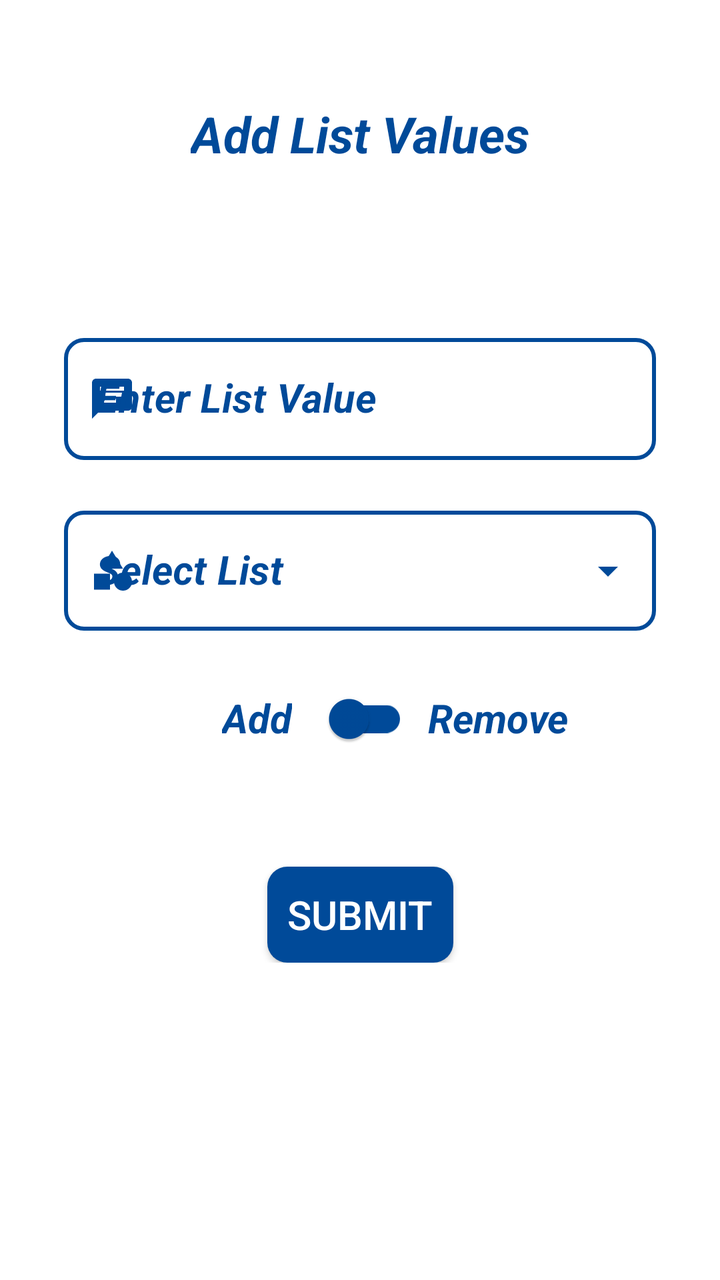
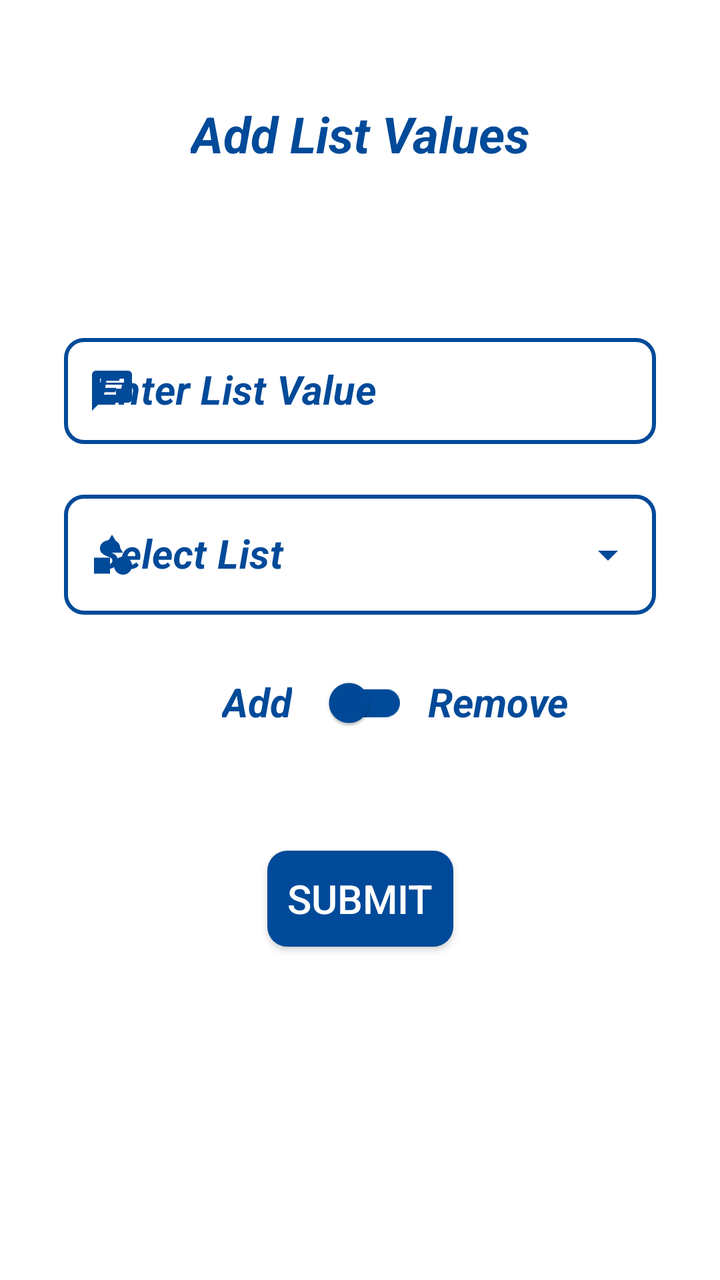

The first picture is an Android layout as it rendered before a commit; the second is the same layout after the commit. The layout source and the unified diff follow.
<!-- AndroidManifest.xml: application theme AppTheme -->
<!-- res/layout/fragment_list_values.xml -->
<?xml version="1.0" encoding="utf-8"?>
<FrameLayout xmlns:android="http://schemas.android.com/apk/res/android"
    xmlns:app="http://schemas.android.com/apk/res-auto"
    xmlns:tools="http://schemas.android.com/tools"
    android:layout_width="match_parent"
    android:layout_height="match_parent"
    android:background="@color/white"
    tools:context=".AdminActivity.ListValuesFragment">

    <androidx.constraintlayout.widget.ConstraintLayout
        android:layout_width="match_parent"
        android:layout_height="wrap_content">

        <TextView
            android:id="@+id/listValueHeading"
            android:layout_width="wrap_content"
            android:layout_height="wrap_content"
            android:text="@string/add_list_values"
            android:textColor="@color/background"
            android:textSize="25sp"
            android:layout_marginTop="50dp"
            android:textStyle="bold|italic"
            app:layout_constraintEnd_toEndOf="parent"
            app:layout_constraintStart_toStartOf="parent"
            app:layout_constraintTop_toTopOf="parent" />

        <com.google.android.material.textfield.TextInputLayout
            android:id="@+id/listValueLayout"
            style="@style/Widget.MaterialComponents.TextInputLayout.OutlinedBox"
            android:layout_width="0dp"
            android:layout_height="wrap_content"
            android:layout_marginStart="32dp"
            android:layout_marginTop="80dp"
            android:layout_marginEnd="32dp"
            android:hint="@string/enter_list_value"
            android:textColorHint="@color/background"
            android:theme="@style/ThemeOverlay.AppTheme.TextInputEditText.Outlined"
            app:boxCornerRadiusBottomEnd="10dp"
            app:boxCornerRadiusBottomStart="10dp"
            app:boxCornerRadiusTopEnd="10dp"
            app:boxCornerRadiusTopStart="10dp"
            app:boxStrokeColor="@color/grey"
            app:boxStrokeWidth="2dp"
            app:boxStrokeWidthFocused="2dp"
            app:endIconMode="clear_text"
            app:endIconTint="@color/background"
            app:errorTextColor="@color/red"
            app:hintTextColor="@color/background"
            app:layout_constraintEnd_toEndOf="parent"
            app:layout_constraintStart_toStartOf="parent"
            app:layout_constraintTop_toBottomOf="@+id/listValueHeading"
            app:startIconDrawable="@drawable/ic_remarks"
            app:startIconTint="@color/background">

            <com.google.android.material.textfield.TextInputEditText
                android:id="@+id/listValue"
                android:layout_width="match_parent"
                android:layout_height="wrap_content"
                android:imeOptions="actionDone"
                android:inputType="textCapWords"
                android:textColor="@color/background"
                android:textCursorDrawable="@drawable/color_cursor"
                android:textSize="20sp"
                android:textStyle="bold|italic" />
        </com.google.android.material.textfield.TextInputLayout>

        <com.google.android.material.textfield.TextInputLayout
            android:id="@+id/listNameLayout"
            style="@style/Widget.MaterialComponents.TextInputLayout.OutlinedBox.Dense.ExposedDropdownMenu"
            android:layout_width="0dp"
            android:layout_height="wrap_content"
            android:layout_marginTop="20dp"
            android:hint="@string/select_list"
            android:textColorHint="@color/background"
            android:theme="@style/ThemeOverlay.AppTheme.TextInputEditText.Outlined"
            app:boxCornerRadiusBottomEnd="10dp"
            app:boxCornerRadiusBottomStart="10dp"
            app:boxCornerRadiusTopEnd="10dp"
            app:boxCornerRadiusTopStart="10dp"
            app:boxStrokeColor="@color/grey"
            app:boxStrokeWidth="2dp"
            app:boxStrokeWidthFocused="2dp"
            app:endIconTint="@color/background"
            app:errorTextColor="@color/red"
            app:hintTextColor="@color/background"
            app:layout_constraintEnd_toEndOf="@+id/listValueLayout"
            app:layout_constraintStart_toStartOf="@+id/listValueLayout"
            app:layout_constraintTop_toBottomOf="@+id/listValueLayout"
            app:startIconDrawable="@drawable/ic_category"
            app:startIconTint="@color/background">

            <AutoCompleteTextView
                android:id="@+id/listName"
                android:layout_width="match_parent"
                android:layout_height="60sp"
                android:inputType="none"
                android:textColor="@color/background"
                android:textSize="20sp"
                android:textStyle="bold|italic"
                tools:ignore="LabelFor" />
        </com.google.android.material.textfield.TextInputLayout>

        <TextView
            android:id="@+id/balSwitchAdd"
            android:layout_width="wrap_content"
            android:layout_height="wrap_content"
            android:layout_marginEnd="10dp"
            android:layout_marginTop="30dp"
            android:text="@string/add"
            android:textColor="@color/background"
            android:textSize="20sp"
            android:textStyle="bold|italic"
            app:layout_constraintEnd_toStartOf="@+id/valSwitch"
            app:layout_constraintTop_toBottomOf="@+id/listNameLayout" />

        <androidx.appcompat.widget.SwitchCompat
            android:id="@+id/valSwitch"
            android:layout_width="wrap_content"
            android:layout_height="wrap_content"
            android:layout_marginTop="20dp"
            android:textOff="@string/off"
            android:textOn="@string/on"
            app:layout_constraintEnd_toEndOf="parent"
            app:layout_constraintStart_toStartOf="parent"
            app:layout_constraintTop_toBottomOf="@+id/listNameLayout"
            app:thumbTint="@color/background"
            app:trackTint="@color/background" />

        <TextView
            android:id="@+id/balSwitchRemove"
            android:layout_width="wrap_content"
            android:layout_height="wrap_content"
            android:layout_marginStart="10dp"
            android:text="@string/remove"
            android:textColor="@color/background"
            android:textSize="20sp"
            android:textStyle="bold|italic"
            app:layout_constraintStart_toEndOf="@+id/valSwitch"
            app:layout_constraintTop_toTopOf="@+id/balSwitchAdd" />

        <androidx.appcompat.widget.AppCompatButton
            android:id="@+id/listSubmit"
            android:layout_width="wrap_content"
            android:layout_height="wrap_content"
            android:layout_marginTop="50dp"
            android:background="@drawable/button_background"
            android:text="  Submit  "
            android:textColor="@color/white"
            android:textSize="20sp"
            app:layout_constraintEnd_toEndOf="parent"
            app:layout_constraintStart_toStartOf="parent"
            app:layout_constraintTop_toBottomOf="@+id/valSwitch"
            tools:ignore="HardcodedText" />

    </androidx.constraintlayout.widget.ConstraintLayout>

</FrameLayout>
<!-- resources referenced by this layout -->
<resources>
  <color name="background">#004A99</color>
  <color name="grey">#808080</color>
  <color name="red">#FF0000</color>
  <color name="white">#FFFFFFFF</color>
  <!-- drawable button_background (drawable) -->
  <?xml version="1.0" encoding="utf-8"?>
  <ripple xmlns:android="http://schemas.android.com/apk/res/android"
      android:color="@color/white">
      <item>
          <shape android:shape="rectangle">
              <solid android:color="@color/background" />
              <corners android:radius="10dp" />
          </shape>
      </item>
  </ripple>
  <!-- drawable color_cursor (drawable) -->
  <?xml version="1.0" encoding="utf-8"?>
  <shape xmlns:android="http://schemas.android.com/apk/res/android"
      android:shape="rectangle">
      <size android:width="2dp" />
      <solid android:color="@color/background" />
  </shape>
  <!-- drawable ic_category (drawable) -->
  <vector android:height="24dp" android:tint="#FFFFFF"
      android:viewportHeight="24" android:viewportWidth="24"
      android:width="24dp" xmlns:android="http://schemas.android.com/apk/res/android">
      <path android:fillColor="@android:color/white" android:pathData="M12,2l-5.5,9h11z"/>
      <path android:fillColor="@android:color/white" android:pathData="M17.5,17.5m-4.5,0a4.5,4.5 0,1 1,9 0a4.5,4.5 0,1 1,-9 0"/>
      <path android:fillColor="@android:color/white" android:pathData="M3,13.5h8v8H3z"/>
  </vector>
  <!-- drawable ic_remarks (drawable) -->
  <vector xmlns:android="http://schemas.android.com/apk/res/android"
      android:width="24dp"
      android:height="24dp"
      android:tint="@color/background"
      android:viewportWidth="24"
      android:viewportHeight="24">
      <path
          android:fillColor="@android:color/white"
          android:pathData="M20,2L4,2c-1.1,0 -1.99,0.9 -1.99,2L2,22l4,-4h14c1.1,0 2,-0.9 2,-2L22,4c0,-1.1 -0.9,-2 -2,-2zM6,9h12v2L6,11L6,9zM14,14L6,14v-2h8v2zM18,8L6,8L6,6h12v2z" />
  </vector>
  <string name="add">Add</string>
  <string name="add_list_values">Add List Values</string>
  <string name="enter_list_value">Enter List Value</string>
  <string name="off">Off</string>
  <string name="on">On</string>
  <string name="remove">Remove</string>
  <string name="select_list">Select List</string>
  <style name="ThemeOverlay.AppTheme.TextInputEditText.Outlined" parent="">
          <item name="colorControlActivated">@color/background</item>
      </style>
  <style name="AppTheme" parent="Theme.MaterialComponents.Light.DarkActionBar">
          
          
          
          <item name="colorPrimary">@color/background</item>
          <item name="colorPrimaryDark">@color/background</item>
          <item name="colorAccent">@color/background</item>
          
          <item name="colorSurface">@color/background</item>
          
          <item name="android:itemTextAppearance">@style/OptionsMenuStyle</item>
      </style>
  <style name="OptionsMenuStyle" parent="@style/TextAppearance.AppCompat.Widget.ActionBar.Title">
          <item name="android:textColor">@color/background</item>
          <item name="android:textStyle">italic|bold</item>
          <item name="android:textSize">15sp</item>
      </style>
</resources>

<!-- the commit's change to res/layout/fragment_list_values.xml (unified diff, before → after) -->
@@ -9,7 +9,7 @@
 
     <androidx.constraintlayout.widget.ConstraintLayout
         android:layout_width="match_parent"
-        android:layout_height="wrap_content">
+        android:layout_height="match_parent">
 
         <TextView
             android:id="@+id/listValueHeading"
<!-- resource entries referenced after the edit -->
@@ -48,7 +48,7 @@
   <string name="on">On</string>
   <string name="remove">Remove</string>
   <string name="select_list">Select List</string>
-  <style name="ThemeOverlay.AppTheme.TextInputEditText.Outlined" parent="">
+  <style name="ThemeOverlay.AppTheme.TextInputEditText.Outlined" parent="Widget.MaterialComponents.TextInputLayout.OutlinedBox.Dense">
           <item name="colorControlActivated">@color/background</item>
       </style>
   <style name="AppTheme" parent="Theme.MaterialComponents.Light.DarkActionBar">
